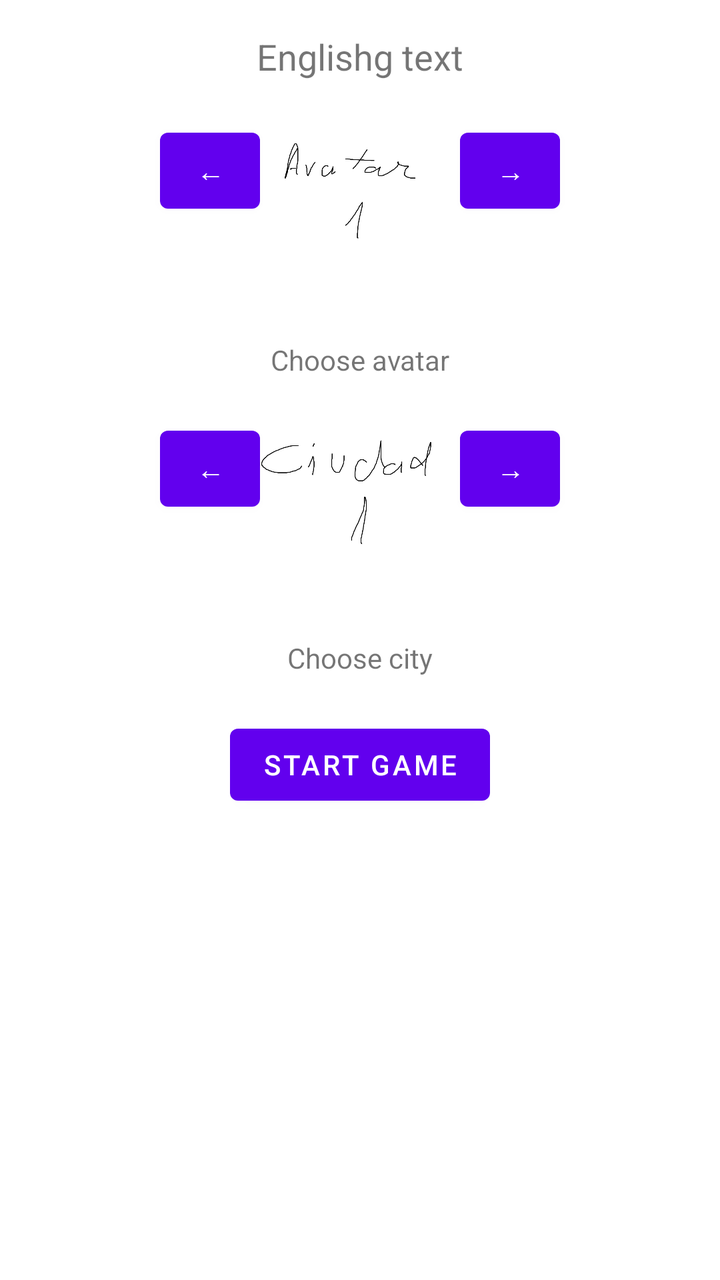
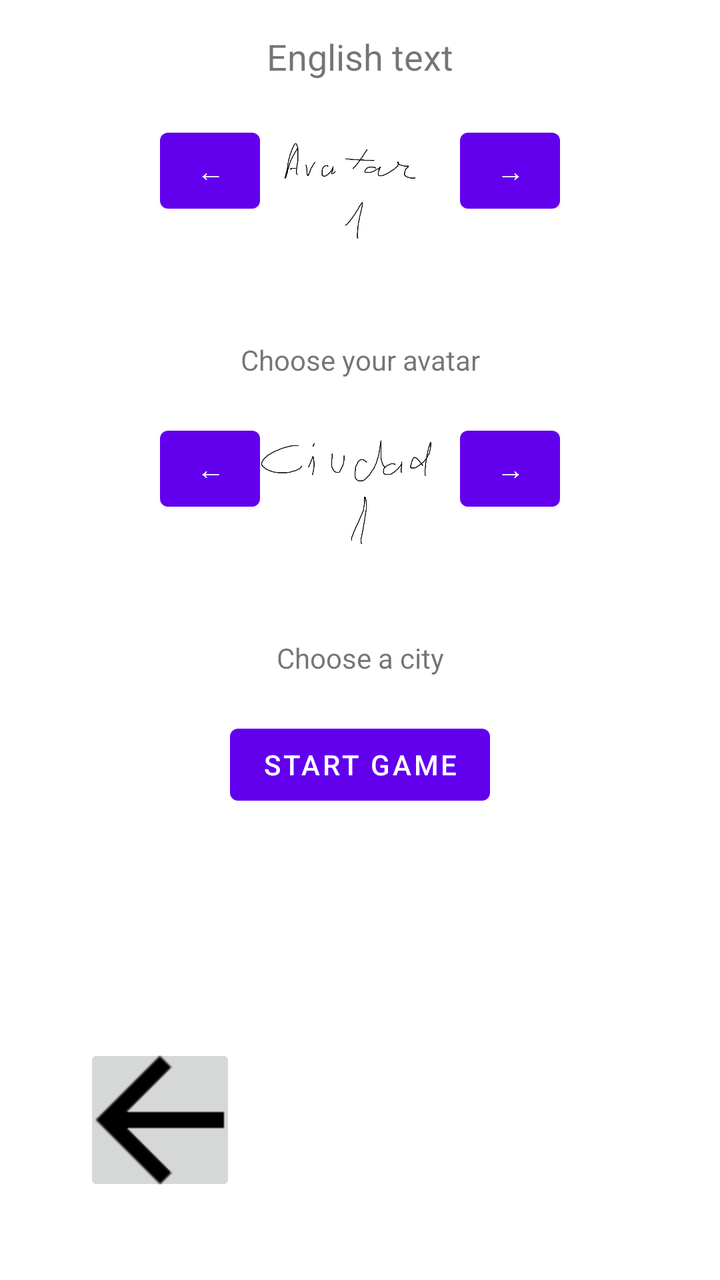

Before-and-after screenshots of an Android layout around one commit, followed by the original layout XML and the change that was made.
<!-- AndroidManifest.xml: application theme Theme.Renovium -->
<!-- res/layout/activity_intro_game.xml -->
<?xml version="1.0" encoding="utf-8"?>
<androidx.constraintlayout.widget.ConstraintLayout
    xmlns:android="http://schemas.android.com/apk/res/android"
    xmlns:app="http://schemas.android.com/apk/res-auto"
    android:layout_width="match_parent"
    android:layout_height="match_parent"
    android:padding="16dp">

    
    <TextView
        android:id="@+id/gameIntroText"
        android:layout_width="wrap_content"
        android:layout_height="wrap_content"
        android:text="@string/intro_text"
        android:textSize="18sp"
        app:layout_constraintTop_toTopOf="parent"
        app:layout_constraintStart_toStartOf="parent"
        app:layout_constraintEnd_toEndOf="parent"
        android:gravity="center"
        android:layout_marginBottom="20dp"/>

    
    <ImageView
        android:id="@+id/avatarImage"
        android:layout_width="100dp"
        android:layout_height="100dp"
        android:src="@drawable/avatar1"
        app:layout_constraintTop_toBottomOf="@id/gameIntroText"
        app:layout_constraintStart_toStartOf="parent"
        app:layout_constraintEnd_toEndOf="parent"
        android:layout_marginTop="20dp"/>

    
    <Button
        android:id="@+id/avatarPrevButton"
        android:layout_width="50dp"
        android:layout_height="50dp"
        android:text="←"
        app:layout_constraintEnd_toStartOf="@id/avatarImage"
        app:layout_constraintTop_toTopOf="@id/avatarImage"/>

    <Button
        android:id="@+id/avatarNextButton"
        android:layout_width="50dp"
        android:layout_height="50dp"
        android:text="→"
        app:layout_constraintStart_toEndOf="@id/avatarImage"
        app:layout_constraintTop_toTopOf="@id/avatarImage"/>

    
    <TextView
        android:id="@+id/selectAvatarLabel"
        android:layout_width="wrap_content"
        android:layout_height="wrap_content"
        android:text="@string/intro_avatar"
        app:layout_constraintTop_toBottomOf="@id/avatarImage"
        app:layout_constraintStart_toStartOf="parent"
        app:layout_constraintEnd_toEndOf="parent"
        android:layout_marginTop="10dp"
        android:gravity="center"/>

    
    <ImageView
        android:id="@+id/cityImage"
        android:layout_width="100dp"
        android:layout_height="100dp"
        android:src="@drawable/city1"
        app:layout_constraintTop_toBottomOf="@id/selectAvatarLabel"
        app:layout_constraintStart_toStartOf="parent"
        app:layout_constraintEnd_toEndOf="parent"
        android:layout_marginTop="20dp"/>

    
    <Button
        android:id="@+id/cityPrevButton"
        android:layout_width="50dp"
        android:layout_height="50dp"
        android:text="←"
        app:layout_constraintEnd_toStartOf="@id/cityImage"
        app:layout_constraintTop_toTopOf="@id/cityImage"/>

    <Button
        android:id="@+id/cityNextButton"
        android:layout_width="50dp"
        android:layout_height="50dp"
        android:text="→"
        app:layout_constraintStart_toEndOf="@id/cityImage"
        app:layout_constraintTop_toTopOf="@id/cityImage"/>

    
    <TextView
        android:id="@+id/selectCityLabel"
        android:layout_width="wrap_content"
        android:layout_height="wrap_content"
        android:text="@string/intro_city"
        app:layout_constraintTop_toBottomOf="@id/cityImage"
        app:layout_constraintStart_toStartOf="parent"
        app:layout_constraintEnd_toEndOf="parent"
        android:layout_marginTop="10dp"
        android:gravity="center"/>

    
    <Button
        android:id="@+id/continueButton"
        android:layout_width="wrap_content"
        android:layout_height="wrap_content"
        android:text="@string/intro_start"
        app:layout_constraintTop_toBottomOf="@id/selectCityLabel"
        app:layout_constraintStart_toStartOf="parent"
        app:layout_constraintEnd_toEndOf="parent"
        android:layout_marginTop="20dp"/>

</androidx.constraintlayout.widget.ConstraintLayout>
<!-- resources referenced by this layout -->
<resources>
  <!-- drawable avatar1: png bitmap (drawable, 11948 bytes) -->
  <!-- drawable city1: png bitmap (drawable, 14366 bytes) -->
  <string name="intro_avatar">Choose avatar</string>
  <string name="intro_city">Choose city</string>
  <string name="intro_start">Start game</string>
  <string name="intro_text">Englishg text</string>
  <style name="Theme.Renovium" parent="Theme.MaterialComponents.DayNight.DarkActionBar">
          
          <item name="colorPrimary">@color/purple_500</item>
          <item name="colorPrimaryVariant">@color/purple_700</item>
          <item name="colorOnPrimary">@color/white</item>
          
          <item name="colorSecondary">@color/teal_200</item>
          <item name="colorSecondaryVariant">@color/teal_700</item>
          <item name="colorOnSecondary">@color/black</item>
          
          <item name="android:statusBarColor">?attr/colorPrimaryVariant</item>
          
      </style>
  <color name="purple_500">#FF6200EE</color>
  <color name="purple_700">#FF3700B3</color>
  <color name="white">#FFFFFFFF</color>
  <color name="teal_200">#FF03DAC5</color>
  <color name="teal_700">#FF018786</color>
  <color name="black">#FF000000</color>
</resources>

<!-- the commit's change to res/layout/activity_intro_game.xml (unified diff, before → after) -->
@@ -110,4 +110,16 @@
         app:layout_constraintEnd_toEndOf="parent"
         android:layout_marginTop="20dp"/>
 
+    
+    <ImageButton
+        android:contentDescription="@string/back"
+        android:id="@+id/backButton"
+        android:layout_width="76dp"
+        android:layout_height="76dp"
+        android:src="@drawable/arrow_back"
+        android:layout_margin="26dp"
+        app:layout_constraintStart_toStartOf="parent"
+        app:layout_constraintBottom_toBottomOf="parent"/>
+
+
 </androidx.constraintlayout.widget.ConstraintLayout>
<!-- resource entries referenced after the edit -->
@@ -1,11 +1,13 @@
 <!-- resources referenced by this layout -->
 <resources>
+  <!-- drawable arrow_back: png bitmap (drawable, 714 bytes) -->
   <!-- drawable avatar1: png bitmap (drawable, 11948 bytes) -->
   <!-- drawable city1: png bitmap (drawable, 14366 bytes) -->
-  <string name="intro_avatar">Choose avatar</string>
-  <string name="intro_city">Choose city</string>
+  <string name="back">Back button</string>
+  <string name="intro_avatar">Choose your avatar</string>
+  <string name="intro_city">Choose a city</string>
   <string name="intro_start">Start game</string>
-  <string name="intro_text">Englishg text</string>
+  <string name="intro_text">English text</string>
   <style name="Theme.Renovium" parent="Theme.MaterialComponents.DayNight.DarkActionBar">
           
           <item name="colorPrimary">@color/purple_500</item>
